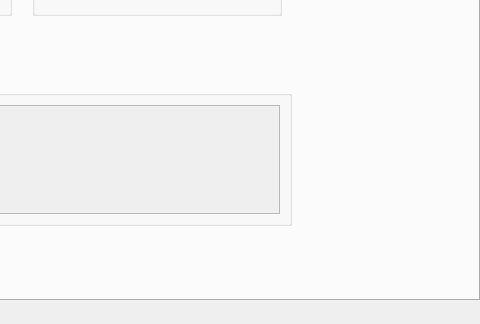
First picture: the form in widget/igmasdatacenter_widget.ui, repository yanghang8612/SMAMMainUI, before the edit; both pictures show x 520 to 1000 and y 146 to 470 of the 1000 by 470 pixel window.
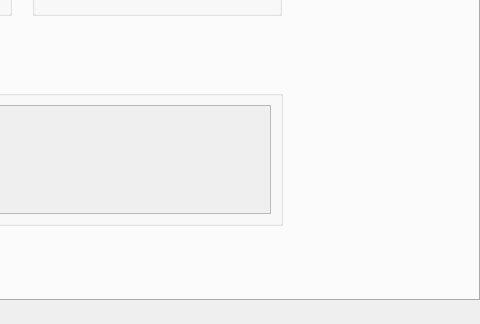
Second picture: the form after the edit.

The edit to the form file:
```diff
--- a/widget/igmasdatacenter_widget.ui
+++ b/widget/igmasdatacenter_widget.ui
@@ -25,7 +25,7 @@
      <rect>
       <x>10</x>
       <y>220</y>
-      <width>800</width>
+      <width>791</width>
       <height>150</height>
      </rect>
     </property>
```
